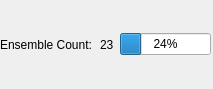
The window that Monitor_View/monitor_view.ui (ricorx7/PyAutoWaves) describes before a commit, drawn with Qt 5.
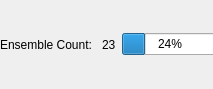
The same window after the commit.

```diff
--- a/Monitor_View/monitor_view.ui
+++ b/Monitor_View/monitor_view.ui
@@ -24,25 +24,25 @@
    </property>
    <layout class="QVBoxLayout" name="verticalLayout"/>
   </widget>
-  <widget class="QWidget" name="">
+  <widget class="QWidget" name="layoutWidget">
    <property name="geometry">
     <rect>
      <x>0</x>
      <y>10</y>
-     <width>211</width>
+     <width>218</width>
      <height>69</height>
     </rect>
    </property>
    <layout class="QHBoxLayout" name="horizontalLayout_2">
     <item>
-     <widget class="QLabel" name="numEnsLabel">
+     <widget class="QLabel" name="label_2">
       <property name="text">
        <string>Ensemble Count: </string>
       </property>
      </widget>
     </item>
     <item>
-     <widget class="QLabel" name="label">
+     <widget class="QLabel" name="numEnsLabel">
       <property name="text">
        <string>23</string>
       </property>
```
